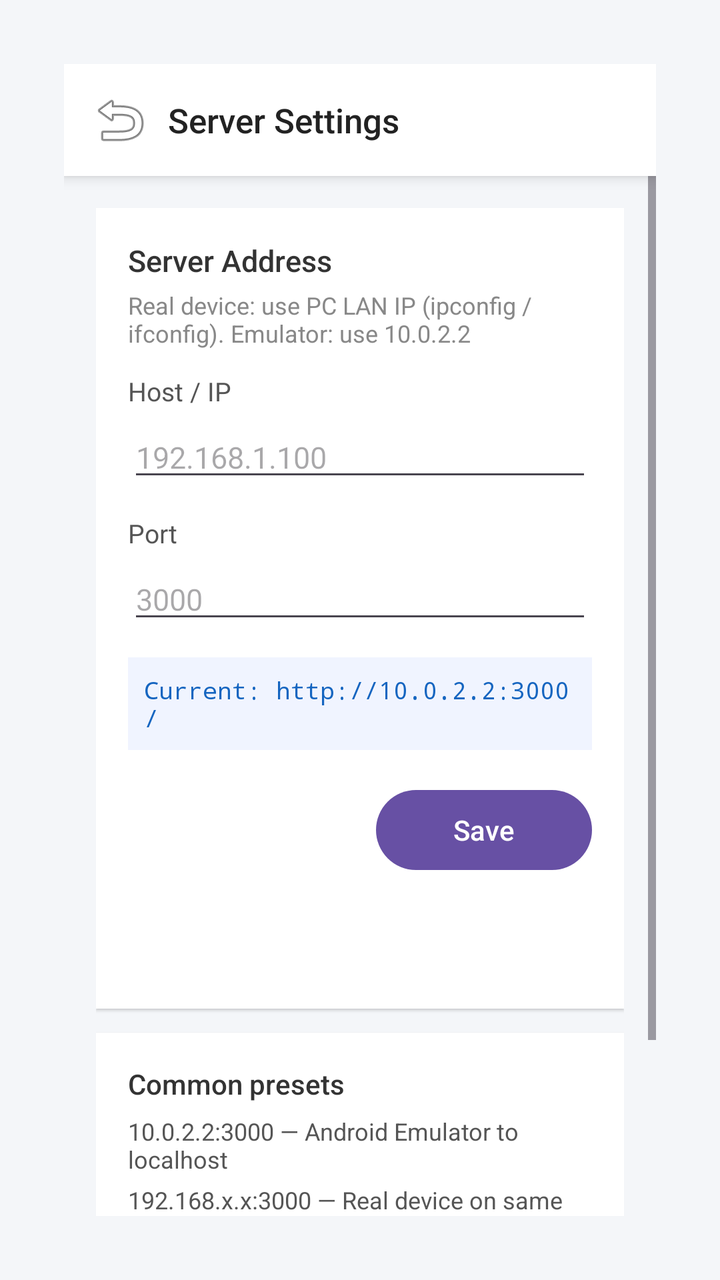
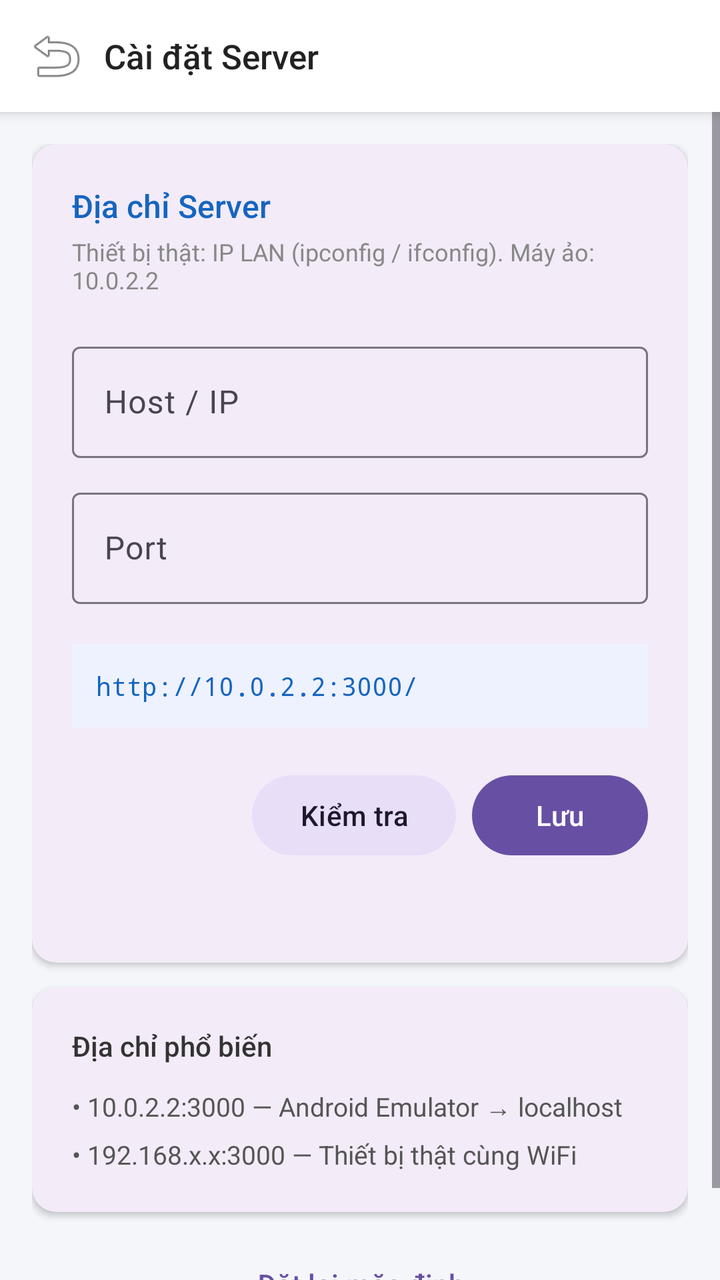

Before-and-after screenshots of an Android layout around one commit, followed by the original layout XML and the change that was made.
<!-- AndroidManifest.xml: application theme Theme.TodoApp -->
<!-- res/layout/activity_settings.xml -->
<?xml version="1.0" encoding="utf-8"?>
<LinearLayout xmlns:android="http://schemas.android.com/apk/res/android"
    android:layout_width="match_parent"
    android:layout_height="match_parent"
    android:padding="32dp"
    android:background="#F4F6F9"
    android:orientation="vertical">

    <LinearLayout
        android:layout_width="match_parent"
        android:layout_height="56dp"
        android:background="@android:color/white"
        android:elevation="4dp"
        android:gravity="center_vertical"
        android:orientation="horizontal"
        android:paddingStart="4dp"
        android:paddingEnd="16dp">

        <ImageButton
            android:id="@+id/btnBack"
            android:layout_width="48dp"
            android:layout_height="48dp"
            android:background="?android:attr/selectableItemBackgroundBorderless"
            android:contentDescription="Back"
            android:src="@android:drawable/ic_menu_revert" />

        <TextView
            android:layout_width="0dp"
            android:layout_height="wrap_content"
            android:layout_weight="1"
            android:text="Server Settings"
            android:textColor="#222222"
            android:textSize="17sp"
            android:fontFamily="sans-serif-medium" />

    </LinearLayout>

    <ScrollView
        android:layout_width="match_parent"
        android:layout_height="0dp"
        android:layout_weight="1">

        <LinearLayout
            android:layout_width="match_parent"
            android:layout_height="wrap_content"
            android:orientation="vertical"
            android:padding="16dp">

            <LinearLayout
                android:layout_width="match_parent"
                android:layout_height="wrap_content"
                android:background="@android:color/white"
                android:elevation="1dp"
                android:orientation="vertical"
                android:padding="16dp">

                <TextView
                    android:layout_width="wrap_content"
                    android:layout_height="wrap_content"
                    android:text="Server Address"
                    android:textColor="#333333"
                    android:textSize="15sp"
                    android:fontFamily="sans-serif-medium" />

                <TextView
                    android:layout_width="wrap_content"
                    android:layout_height="wrap_content"
                    android:layout_marginTop="4dp"
                    android:layout_marginBottom="12dp"
                    android:text="Real device: use PC LAN IP (ipconfig / ifconfig). Emulator: use 10.0.2.2"
                    android:textColor="#888888"
                    android:textSize="12sp" />

                <TextView
                    android:layout_width="wrap_content"
                    android:layout_height="wrap_content"
                    android:text="Host / IP"
                    android:textColor="#555555"
                    android:textSize="13sp" />

                <EditText
                    android:id="@+id/etServerHost"
                    android:layout_width="match_parent"
                    android:layout_height="wrap_content"
                    android:layout_marginTop="4dp"
                    android:hint="192.168.1.100"
                    android:inputType="textUri"
                    android:singleLine="true"
                    android:textSize="15sp" />

                <TextView
                    android:layout_width="wrap_content"
                    android:layout_height="wrap_content"
                    android:layout_marginTop="12dp"
                    android:text="Port"
                    android:textColor="#555555"
                    android:textSize="13sp" />

                <EditText
                    android:id="@+id/etServerPort"
                    android:layout_width="match_parent"
                    android:layout_height="wrap_content"
                    android:layout_marginTop="4dp"
                    android:hint="3000"
                    android:inputType="number"
                    android:singleLine="true"
                    android:textSize="15sp" />

                <TextView
                    android:id="@+id/tvCurrentUrl"
                    android:layout_width="match_parent"
                    android:layout_height="wrap_content"
                    android:layout_marginTop="12dp"
                    android:background="#F0F4FF"
                    android:fontFamily="monospace"
                    android:padding="8dp"
                    android:text="Current: http://10.0.2.2:3000/"
                    android:textColor="#1565C0"
                    android:textSize="12sp" />

                <LinearLayout
                    android:layout_width="match_parent"
                    android:layout_height="wrap_content"
                    android:layout_marginTop="16dp"
                    android:orientation="horizontal">

                    <Button
                        android:id="@+id/btnTest"
                        android:layout_width="0dp"
                        android:layout_height="wrap_content"
                        android:layout_weight="1"
                        android:layout_marginEnd="8dp"
                        android:text="Test Connection"
                        style="@style/Widget.AppCompat.Button.Borderless.Colored" />

                    <Button
                        android:id="@+id/btnSave"
                        android:layout_width="0dp"
                        android:layout_height="wrap_content"
                        android:layout_weight="1"
                        android:layout_marginStart="8dp"
                        android:text="Save" />

                </LinearLayout>

                <TextView
                    android:id="@+id/tvTestResult"
                    android:layout_width="match_parent"
                    android:layout_height="wrap_content"
                    android:layout_marginTop="8dp"
                    android:text=""
                    android:textSize="13sp" />

            </LinearLayout>

            <LinearLayout
                android:layout_width="match_parent"
                android:layout_height="wrap_content"
                android:layout_marginTop="12dp"
                android:background="@android:color/white"
                android:elevation="1dp"
                android:orientation="vertical"
                android:padding="16dp">

                <TextView
                    android:layout_width="wrap_content"
                    android:layout_height="wrap_content"
                    android:text="Common presets"
                    android:textColor="#333333"
                    android:textSize="14sp"
                    android:fontFamily="sans-serif-medium" />

                <TextView
                    android:layout_width="wrap_content"
                    android:layout_height="wrap_content"
                    android:layout_marginTop="6dp"
                    android:text="10.0.2.2:3000 — Android Emulator to localhost"
                    android:textColor="#555555"
                    android:textSize="12sp" />

                <TextView
                    android:layout_width="wrap_content"
                    android:layout_height="wrap_content"
                    android:layout_marginTop="4dp"
                    android:text="192.168.x.x:3000 — Real device on same WiFi"
                    android:textColor="#555555"
                    android:textSize="12sp" />

            </LinearLayout>

            <Button
                android:id="@+id/btnReset"
                android:layout_width="match_parent"
                android:layout_height="wrap_content"
                android:layout_marginTop="12dp"
                android:text="Reset to default"
                style="@style/Widget.AppCompat.Button.Borderless" />

        </LinearLayout>
    </ScrollView>

</LinearLayout>
<!-- resources referenced by this layout -->
<resources>
  <style name="Theme.TodoApp" parent="Base.Theme.TodoApp" />
  <style name="Base.Theme.TodoApp" parent="Theme.Material3.DayNight.NoActionBar">
          
          
      </style>
</resources>

<!-- the commit's change to res/layout/activity_settings.xml (unified diff, before → after) -->
@@ -1,12 +1,15 @@
 <?xml version="1.0" encoding="utf-8"?>
 <LinearLayout xmlns:android="http://schemas.android.com/apk/res/android"
+    xmlns:app="http://schemas.android.com/apk/res-auto"
+    android:id="@+id/rootSettings"
     android:layout_width="match_parent"
     android:layout_height="match_parent"
-    android:padding="32dp"
     android:background="#F4F6F9"
     android:orientation="vertical">
 
+    
     <LinearLayout
+        android:id="@+id/toolbar"
         android:layout_width="match_parent"
         android:layout_height="56dp"
         android:background="@android:color/white"
@@ -21,180 +24,200 @@
             android:layout_width="48dp"
             android:layout_height="48dp"
             android:background="?android:attr/selectableItemBackgroundBorderless"
-            android:contentDescription="Back"
+            android:contentDescription="Quay lại"
             android:src="@android:drawable/ic_menu_revert" />
 
         <TextView
             android:layout_width="0dp"
             android:layout_height="wrap_content"
             android:layout_weight="1"
-            android:text="Server Settings"
+            android:fontFamily="sans-serif-medium"
+            android:text="Cài đặt Server"
             android:textColor="#222222"
-            android:textSize="17sp"
-            android:fontFamily="sans-serif-medium" />
+            android:textSize="17sp" />
 
     </LinearLayout>
 
+    
     <ScrollView
         android:layout_width="match_parent"
         android:layout_height="0dp"
-        android:layout_weight="1">
+        android:layout_weight="1"
+        android:clipToPadding="false"
+        android:fillViewport="false">
 
         <LinearLayout
             android:layout_width="match_parent"
             android:layout_height="wrap_content"
             android:orientation="vertical"
-            android:padding="16dp">
-
-            <LinearLayout
+            android:paddingHorizontal="16dp"
+            android:paddingTop="16dp"
+            android:paddingBottom="24dp">
+
+            
+            <com.google.android.material.card.MaterialCardView
                 android:layout_width="match_parent"
                 android:layout_height="wrap_content"
-                android:background="@android:color/white"
-                android:elevation="1dp"
-                android:orientation="vertical"
-                android:padding="16dp">
-
-                <TextView
-                    android:layout_width="wrap_content"
-                    android:layout_height="wrap_content"
-                    android:text="Server Address"
-                    android:textColor="#333333"
-                    android:textSize="15sp"
-                    android:fontFamily="sans-serif-medium" />
-
-                <TextView
-                    android:layout_width="wrap_content"
-                    android:layout_height="wrap_content"
-                    android:layout_marginTop="4dp"
-                    android:layout_marginBottom="12dp"
-                    android:text="Real device: use PC LAN IP (ipconfig / ifconfig). Emulator: use 10.0.2.2"
-                    android:textColor="#888888"
-                    android:textSize="12sp" />
-
-                <TextView
-                    android:layout_width="wrap_content"
-                    android:layout_height="wrap_content"
-                    android:text="Host / IP"
-                    android:textColor="#555555"
-                    android:textSize="13sp" />
-
-                <EditText
-                    android:id="@+id/etServerHost"
-                    android:layout_width="match_parent"
-                    android:layout_height="wrap_content"
-                    android:layout_marginTop="4dp"
-                    android:hint="192.168.1.100"
-                    android:inputType="textUri"
-                    android:singleLine="true"
-                    android:textSize="15sp" />
-
-                <TextView
-                    android:layout_width="wrap_content"
-                    android:layout_height="wrap_content"
-                    android:layout_marginTop="12dp"
-                    android:text="Port"
-                    android:textColor="#555555"
-                    android:textSize="13sp" />
-
-                <EditText
-                    android:id="@+id/etServerPort"
-                    android:layout_width="match_parent"
-                    android:layout_height="wrap_content"
-                    android:layout_marginTop="4dp"
-                    android:hint="3000"
-                    android:inputType="number"
-                    android:singleLine="true"
-                    android:textSize="15sp" />
-
-                <TextView
-                    android:id="@+id/tvCurrentUrl"
-                    android:layout_width="match_parent"
-                    android:layout_height="wrap_content"
-                    android:layout_marginTop="12dp"
-                    android:background="#F0F4FF"
-                    android:fontFamily="monospace"
-                    android:padding="8dp"
-                    android:text="Current: http://10.0.2.2:3000/"
-                    android:textColor="#1565C0"
-                    android:textSize="12sp" />
+                android:layout_marginBottom="12dp"
+                app:cardCornerRadius="12dp"
+                app:cardElevation="2dp"
+                app:strokeWidth="0dp">
 
                 <LinearLayout
                     android:layout_width="match_parent"
                     android:layout_height="wrap_content"
-                    android:layout_marginTop="16dp"
-                    android:orientation="horizontal">
-
-                    <Button
-                        android:id="@+id/btnTest"
-                        android:layout_width="0dp"
-                        android:layout_height="wrap_content"
-                        android:layout_weight="1"
-                        android:layout_marginEnd="8dp"
-                        android:text="Test Connection"
-                        style="@style/Widget.AppCompat.Button.Borderless.Colored" />
-
-                    <Button
-                        android:id="@+id/btnSave"
-                        android:layout_width="0dp"
-                        android:layout_height="wrap_content"
-                        android:layout_weight="1"
-                        android:layout_marginStart="8dp"
-                        android:text="Save" />
+                    android:orientation="vertical"
+                    android:padding="20dp">
+
+                    <TextView
+                        android:layout_width="wrap_content"
+                        android:layout_height="wrap_content"
+                        android:fontFamily="sans-serif-medium"
+                        android:text="Địa chỉ Server"
+                        android:textColor="#1565C0"
+                        android:textSize="16sp" />
+
+                    <TextView
+                        android:layout_width="wrap_content"
+                        android:layout_height="wrap_content"
+                        android:layout_marginTop="4dp"
+                        android:layout_marginBottom="20dp"
+                        android:text="Thiết bị thật: IP LAN (ipconfig / ifconfig). Máy ảo: 10.0.2.2"
+                        android:textColor="#888888"
+                        android:textSize="12sp" />
+
+                    <com.google.android.material.textfield.TextInputLayout
+                        android:id="@+id/tilServerHost"
+                        style="@style/Widget.Material3.TextInputLayout.OutlinedBox"
+                        android:layout_width="match_parent"
+                        android:layout_height="wrap_content"
+                        android:layout_marginBottom="12dp"
+                        android:hint="Host / IP">
+
+                        <com.google.android.material.textfield.TextInputEditText
+                            android:id="@+id/etServerHost"
+                            android:layout_width="match_parent"
+                            android:layout_height="wrap_content"
+                            android:inputType="textUri"
+                            android:singleLine="true" />
+
+                    </com.google.android.material.textfield.TextInputLayout>
+
+                    <com.google.android.material.textfield.TextInputLayout
+                        android:id="@+id/tilServerPort"
+                        style="@style/Widget.Material3.TextInputLayout.OutlinedBox"
+                        android:layout_width="match_parent"
+                        android:layout_height="wrap_content"
+                        android:layout_marginBottom="20dp"
+                        android:hint="Port">
+
+                        <com.google.android.material.textfield.TextInputEditText
+                            android:id="@+id/etServerPort"
+                            android:layout_width="match_parent"
+                            android:layout_height="wrap_content"
+                            android:inputType="number"
+                            android:singleLine="true" />
+
+                    </com.google.android.material.textfield.TextInputLayout>
+
+                    
+                    <TextView
+                        android:id="@+id/tvCurrentUrl"
+                        android:layout_width="match_parent"
+                        android:layout_height="wrap_content"
+                        android:layout_marginBottom="20dp"
+                        android:background="#EEF2FF"
+                        android:fontFamily="monospace"
+                        android:padding="12dp"
+                        android:text="http://10.0.2.2:3000/"
+                        android:textColor="#1565C0"
+                        android:textSize="13sp" />
+
+                    
+                    <LinearLayout
+                        android:layout_width="match_parent"
+                        android:layout_height="wrap_content"
+                        android:gravity="end"
+                        android:orientation="horizontal">
+
+                        <Button
+                            android:id="@+id/btnTest"
+                            style="@style/Widget.Material3.Button.TonalButton"
+                            android:layout_width="wrap_content"
+                            android:layout_height="wrap_content"
+                            android:layout_marginEnd="8dp"
+                            android:text="Kiểm tra" />
+
+                        <Button
+                            android:id="@+id/btnSave"
+                            style="@style/Widget.Material3.Button"
+                            android:layout_width="wrap_content"
+                            android:layout_height="wrap_content"
+                            android:text="Lưu" />
+
+                    </LinearLayout>
+
+                    
+                    <TextView
+                        android:id="@+id/tvTestResult"
+                        android:layout_width="match_parent"
+                        android:layout_height="wrap_content"
+                        android:layout_marginTop="12dp"
+                        android:text=""
+                        android:textSize="13sp" />
 
                 </LinearLayout>
-
-                <TextView
-                    android:id="@+id/tvTestResult"
+            </com.google.android.material.card.MaterialCardView>
+
+            
+            <com.google.android.material.card.MaterialCardView
+                android:layout_width="match_parent"
+                android:layout_height="wrap_content"
+                android:layout_marginBottom="12dp"
+                app:cardCornerRadius="12dp"
+                app:cardElevation="2dp"
+                app:strokeWidth="0dp">
+
+                <LinearLayout
                     android:layout_width="match_parent"
                     android:layout_height="wrap_content"
-                    android:layout_marginTop="8dp"
-                    android:text=""
-                    android:textSize="13sp" />
-
-            </LinearLayout>
-
-            <LinearLayout
+                    android:orientation="vertical"
+                    android:padding="20dp">
+
+                    <TextView
+                        android:layout_width="wrap_content"
+                        android:layout_height="wrap_content"
+                        android:layout_marginBottom="12dp"
+                        android:fontFamily="sans-serif-medium"
+                        android:text="Địa chỉ phổ biến"
+                        android:textColor="#333333"
+                        android:textSize="14sp" />
+
+                    <TextView
+                        android:layout_width="wrap_content"
+                        android:layout_height="wrap_content"
+                        android:layout_marginBottom="6dp"
+                        android:text="• 10.0.2.2:3000 — Android Emulator → localhost"
+                        android:textColor="#555555"
+                        android:textSize="13sp" />
+
+                    <TextView
+                        android:layout_width="wrap_content"
+                        android:layout_height="wrap_content"
+                        android:text="• 192.168.x.x:3000 — Thiết bị thật cùng WiFi"
+                        android:textColor="#555555"
+                        android:textSize="13sp" />
+
+                </LinearLayout>
+            </com.google.android.material.card.MaterialCardView>
+
+            
+            <Button
+                android:id="@+id/btnReset"
+                style="@style/Widget.Material3.Button.TextButton"
                 android:layout_width="match_parent"
                 android:layout_height="wrap_content"
-                android:layout_marginTop="12dp"
-                android:background="@android:color/white"
-                android:elevation="1dp"
-                android:orientation="vertical"
-                android:padding="16dp">
-
-                <TextView
-                    android:layout_width="wrap_content"
-                    android:layout_height="wrap_content"
-                    android:text="Common presets"
-                    android:textColor="#333333"
-                    android:textSize="14sp"
-                    android:fontFamily="sans-serif-medium" />
-
-                <TextView
-                    android:layout_width="wrap_content"
-                    android:layout_height="wrap_content"
-                    android:layout_marginTop="6dp"
-                    android:text="10.0.2.2:3000 — Android Emulator to localhost"
-                    android:textColor="#555555"
-                    android:textSize="12sp" />
-
-                <TextView
-                    android:layout_width="wrap_content"
-                    android:layout_height="wrap_content"
-                    android:layout_marginTop="4dp"
-                    android:text="192.168.x.x:3000 — Real device on same WiFi"
-                    android:textColor="#555555"
-                    android:textSize="12sp" />
-
-            </LinearLayout>
-
-            <Button
-                android:id="@+id/btnReset"
-                android:layout_width="match_parent"
-                android:layout_height="wrap_content"
-                android:layout_marginTop="12dp"
-                android:text="Reset to default"
-                style="@style/Widget.AppCompat.Button.Borderless" />
+                android:text="Đặt lại mặc định" />
 
         </LinearLayout>
     </ScrollView>
<!-- resource entries referenced after the edit -->
@@ -1,6 +1,9 @@
 <!-- resources referenced by this layout -->
 <resources>
-  <style name="Theme.TodoApp" parent="Base.Theme.TodoApp" />
+  <style name="Theme.TodoApp" parent="Base.Theme.TodoApp">
+          
+          <item name="android:windowOptOutEdgeToEdgeEnforcement" tools:targetApi="35">true</item>
+      </style>
   <style name="Base.Theme.TodoApp" parent="Theme.Material3.DayNight.NoActionBar">
           
           
